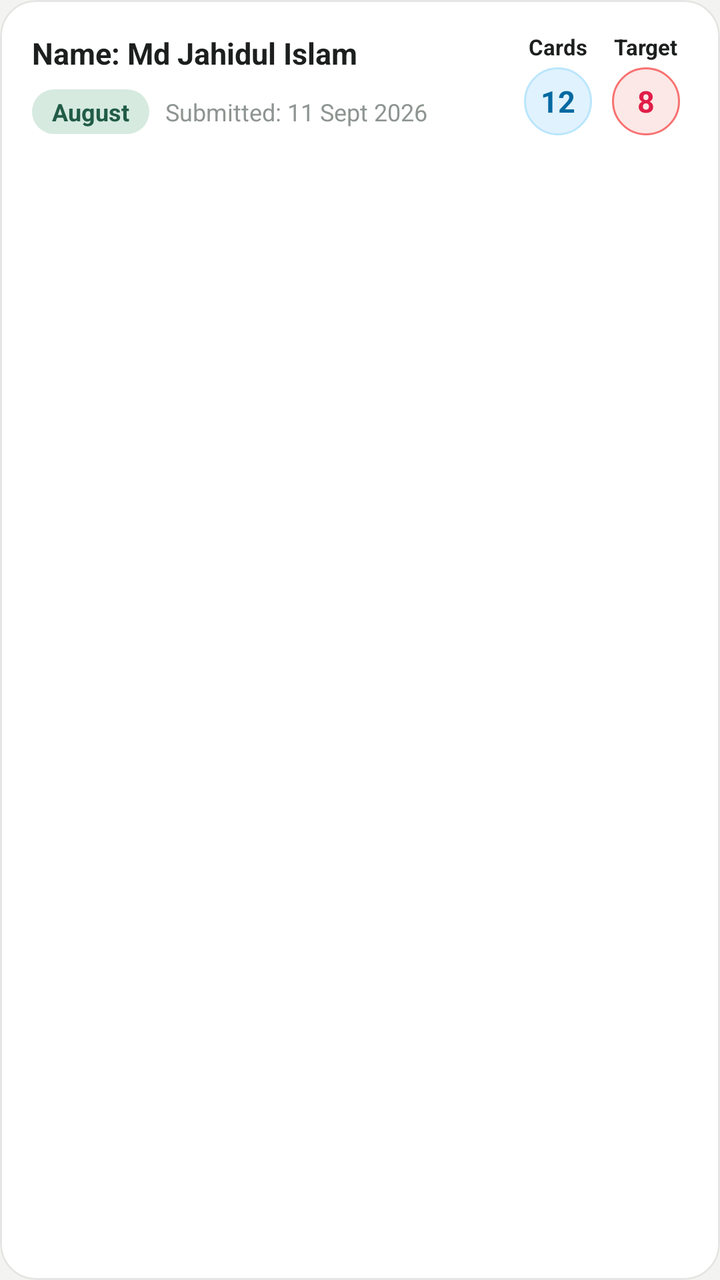
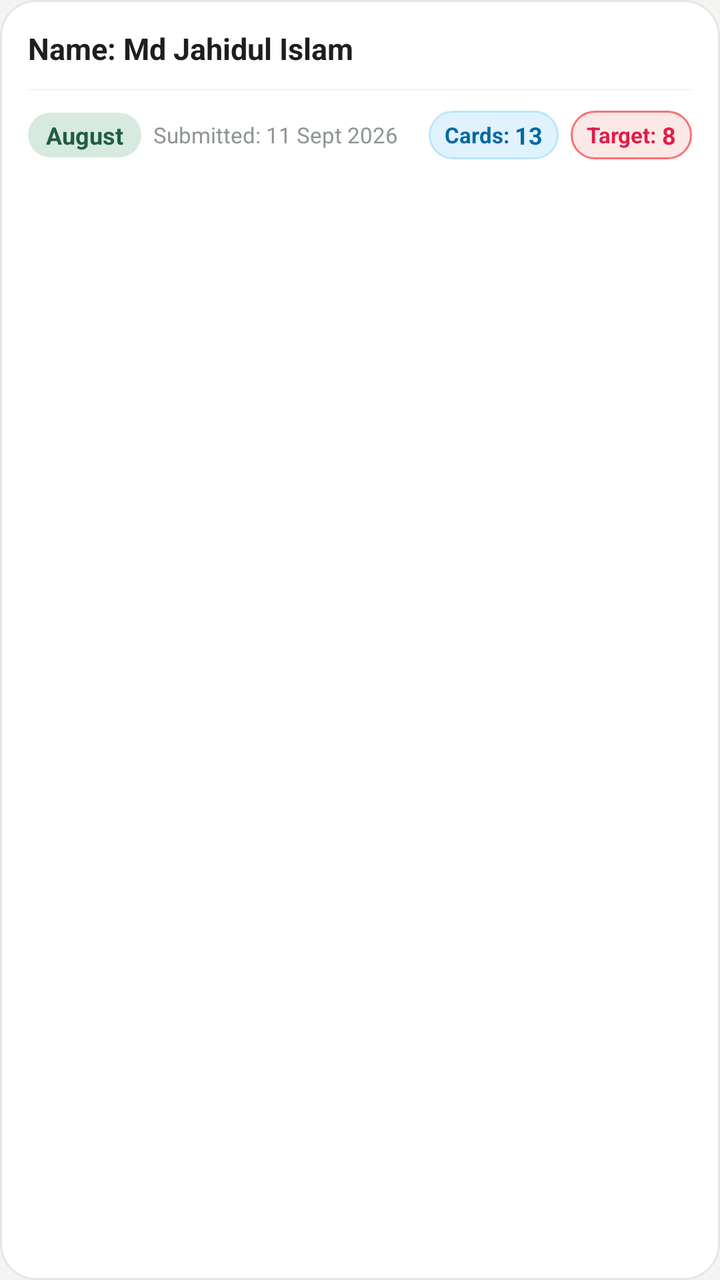

Compare the two renders of this Android layout. The source of the first and the diff that turns it into the second are given below.
<!-- AndroidManifest.xml: application theme Theme.PerformanceTracker -->
<!-- res/layout/item_report.xml -->
<?xml version="1.0" encoding="utf-8"?>
<com.google.android.material.card.MaterialCardView
     xmlns:android="http://schemas.android.com/apk/res/android"
     xmlns:app="http://schemas.android.com/apk/res-auto"
     android:layout_height="wrap_content"
     android:layout_width="match_parent"
     android:layout_marginVertical="6dp"
     android:clickable="true"
     android:layout_marginHorizontal="16dp"
     app:cardElevation="0dp"
     app:strokeColor="@color/card_stroke"
     app:strokeWidth="1dp"
     app:cardBackgroundColor="@color/surface_card"
     app:cardCornerRadius="18dp"
     android:focusable="true"
     android:foreground="?attr/selectableItemBackground">

    <LinearLayout
         android:layout_height="wrap_content"
         android:layout_width="match_parent"
         android:gravity="center_vertical"
         android:padding="16dp"
         android:orientation="horizontal">

        
        <LinearLayout
             android:layout_height="wrap_content"
             android:layout_width="0dp"
             android:orientation="vertical"
             android:layout_weight="1"
             android:layout_marginEnd="8dp">

            <TextView
                 android:layout_height="wrap_content"
                 android:layout_width="wrap_content"
                 android:textSize="15sp"
                 android:textColor="@color/text_primary"
                 android:id="@+id/tvUserName"
                 android:text="Name: Md Jahidul Islam"
                 android:textStyle="bold" />

            <LinearLayout
                 android:layout_height="wrap_content"
                 android:layout_width="match_parent"
                 android:gravity="center_vertical"
                 android:orientation="horizontal"
                 android:layout_marginTop="8dp">

                <TextView
                     android:layout_height="wrap_content"
                     android:layout_width="wrap_content"
                     android:background="@drawable/bg_badge_mint"
                     android:paddingVertical="3dp"
                     android:textSize="12sp"
                     android:textColor="@color/badge_mint_icon"
                     android:paddingHorizontal="10dp"
                     android:id="@+id/tvMonth"
                     android:text="August"
                     android:textStyle="bold" />

                <TextView
                     android:layout_height="wrap_content"
                     android:layout_width="wrap_content"
                     android:textSize="12sp"
                     android:textColor="@color/text_muted"
                     android:layout_marginStart="8dp"
                     android:id="@+id/tvDate"
                     android:text="Submitted: 11 Sept 2026" />

            </LinearLayout>

        </LinearLayout>

        
        <LinearLayout
             android:id="@+id/layoutCardsBadge"
             android:layout_height="wrap_content"
             android:layout_width="wrap_content"
             android:orientation="vertical"
             android:gravity="center_horizontal"
             android:layout_marginEnd="10dp">

            <TextView
                 android:layout_height="wrap_content"
                 android:layout_width="wrap_content"
                 android:textSize="11sp"
                 android:textColor="@color/text_primary"
                 android:text="Cards"
                 android:textStyle="bold" />

            <TextView
                 android:id="@+id/tvCardsCount"
                 android:layout_height="34dp"
                 android:layout_width="34dp"
                 android:layout_marginTop="3dp"
                 android:gravity="center"
                 android:background="@drawable/bg_circle_cards_badge"
                 android:textColor="#0369A1"
                 android:textSize="15sp"
                 android:textStyle="bold"
                 android:text="12" />

        </LinearLayout>

        
        <LinearLayout
             android:id="@+id/layoutTargetBadge"
             android:layout_height="wrap_content"
             android:layout_width="wrap_content"
             android:orientation="vertical"
             android:gravity="center_horizontal"
             android:layout_marginEnd="4dp">

            <TextView
                 android:layout_height="wrap_content"
                 android:layout_width="wrap_content"
                 android:textSize="11sp"
                 android:textColor="@color/text_primary"
                 android:text="Target"
                 android:textStyle="bold" />

            <TextView
                 android:id="@+id/tvTargetCount"
                 android:layout_height="34dp"
                 android:layout_width="34dp"
                 android:layout_marginTop="3dp"
                 android:gravity="center"
                 android:background="@drawable/bg_circle_target_badge"
                 android:textColor="#E11D48"
                 android:textSize="15sp"
                 android:textStyle="bold"
                 android:text="8" />

        </LinearLayout>

        
        <com.google.android.material.card.MaterialCardView
             android:id="@+id/btnEdit"
             android:layout_height="34dp"
             android:layout_width="34dp"
             app:cardElevation="0dp"
             app:cardBackgroundColor="@color/badge_green_bg"
             app:cardCornerRadius="17dp"
             android:layout_marginStart="4dp"
             android:clickable="true"
             android:focusable="true"
             android:visibility="gone">

            <ImageView
                 android:layout_height="16dp"
                 android:layout_width="16dp"
                 android:layout_gravity="center"
                 android:src="@android:drawable/ic_menu_edit"
                 app:tint="@color/badge_green_icon" />

        </com.google.android.material.card.MaterialCardView>

        
        <com.google.android.material.card.MaterialCardView
             android:id="@+id/btnDelete"
             android:layout_height="34dp"
             android:layout_width="34dp"
             app:cardElevation="0dp"
             app:cardBackgroundColor="@color/badge_red_bg"
             app:cardCornerRadius="17dp"
             android:layout_marginStart="6dp"
             android:clickable="true"
             android:focusable="true"
             android:visibility="gone">

            <ImageView
                 android:layout_height="16dp"
                 android:layout_width="16dp"
                 android:layout_gravity="center"
                 android:src="@android:drawable/ic_menu_delete"
                 app:tint="@color/badge_red_icon" />

        </com.google.android.material.card.MaterialCardView>

    </LinearLayout>

</com.google.android.material.card.MaterialCardView>
<!-- resources referenced by this layout -->
<resources>
  <color name="badge_green_bg">#DDEEE7</color>
  <color name="badge_green_icon">#1E5A44</color>
  <color name="badge_mint_icon">#215C47</color>
  <color name="badge_red_bg">#FDE8E8</color>
  <color name="badge_red_icon">#D32F2F</color>
  <color name="card_stroke">#E3E6E2</color>
  <color name="surface_card">#FFFFFF</color>
  <color name="text_muted">#8E9591</color>
  <color name="text_primary">#1C1F1D</color>
  <!-- drawable bg_badge_mint (drawable) -->
  <?xml version="1.0" encoding="utf-8"?>
  <shape xmlns:android="http://schemas.android.com/apk/res/android">
      <solid android:color="@color/badge_mint_bg" />
      <corners android:radius="12dp" />
  </shape>
  <!-- drawable bg_circle_cards_badge (drawable) -->
  <?xml version="1.0" encoding="utf-8"?>
  <shape xmlns:android="http://schemas.android.com/apk/res/android"
      android:shape="oval">
      <solid android:color="#E0F2FE" />
      <stroke android:width="1dp" android:color="#BAE6FD" />
  </shape>
  <!-- drawable bg_circle_target_badge (drawable) -->
  <?xml version="1.0" encoding="utf-8"?>
  <shape xmlns:android="http://schemas.android.com/apk/res/android"
      android:shape="oval">
      <solid android:color="#FCE8E6" />
      <stroke android:width="1dp" android:color="#F87171" />
  </shape>
  <style name="Theme.PerformanceTracker" parent="Theme.MaterialComponents.Light.NoActionBar">
          <item name="colorPrimary">@color/primary</item>
          <item name="colorPrimaryVariant">@color/primary_dark</item>
          <item name="colorOnPrimary">@color/white</item>
          <item name="android:statusBarColor">@color/background</item>
          <item name="android:windowLightStatusBar">true</item>
          <item name="android:windowBackground">@color/background</item>
          <item name="colorSecondary">@color/secondary</item>
          <item name="colorSurface">@color/surface</item>
          <item name="colorOnSurface">@color/text_primary</item>
          <item name="colorControlNormal">@color/input_stroke_unfocused</item>
          <item name="colorControlActivated">@color/primary</item>
          <item name="android:textColorHint">@color/text_secondary</item>
          <item name="textInputStyle">@style/CustomOutlinedBox</item>
      </style>
  <color name="badge_mint_bg">#D6EAE0</color>
  <color name="primary">#1E5A44</color>
  <color name="primary_dark">#154333</color>
  <color name="white">#FFFFFF</color>
  <color name="background">#F3F4F1</color>
  <color name="secondary">#256650</color>
  <color name="surface">#FFFFFF</color>
  <color name="input_stroke_unfocused">#B4BEB8</color>
  <color name="text_secondary">#6E7571</color>
  <style name="CustomOutlinedBox" parent="Widget.MaterialComponents.TextInputLayout.OutlinedBox">
          <item name="boxStrokeColor">@color/box_stroke_selector</item>
          <item name="boxStrokeWidth">1.5dp</item>
          <item name="boxStrokeWidthFocused">2dp</item>
          <item name="boxBackgroundColor">@color/input_background</item>
          <item name="hintTextColor">@color/primary</item>
          <item name="android:textColorHint">@color/text_secondary</item>
          <item name="boxCornerRadiusTopStart">12dp</item>
          <item name="boxCornerRadiusTopEnd">12dp</item>
          <item name="boxCornerRadiusBottomStart">12dp</item>
          <item name="boxCornerRadiusBottomEnd">12dp</item>
      </style>
  <color name="input_background">#F7FAF8</color>
</resources>

<!-- the commit's change to res/layout/item_report.xml (unified diff, before → after) -->
@@ -18,165 +18,202 @@
     <LinearLayout
          android:layout_height="wrap_content"
          android:layout_width="match_parent"
-         android:gravity="center_vertical"
-         android:padding="16dp"
-         android:orientation="horizontal">
+         android:padding="14dp"
+         android:orientation="vertical">
+
+        
+        <RelativeLayout
+             android:layout_width="match_parent"
+             android:layout_height="wrap_content">
+
+            <TextView
+                 android:id="@+id/tvUserName"
+                 android:layout_width="match_parent"
+                 android:layout_height="wrap_content"
+                 android:layout_toStartOf="@id/layoutActionButtons"
+                 android:layout_centerVertical="true"
+                 android:textSize="15sp"
+                 android:textColor="@color/text_primary"
+                 android:text="Name: Md Jahidul Islam"
+                 android:textStyle="bold"
+                 android:maxLines="1"
+                 android:ellipsize="end" />
+
+            <LinearLayout
+                 android:id="@+id/layoutActionButtons"
+                 android:layout_width="wrap_content"
+                 android:layout_height="wrap_content"
+                 android:layout_alignParentEnd="true"
+                 android:layout_centerVertical="true"
+                 android:orientation="horizontal">
+
+                
+                <com.google.android.material.card.MaterialCardView
+                     android:id="@+id/btnEdit"
+                     android:layout_height="32dp"
+                     android:layout_width="32dp"
+                     app:cardElevation="0dp"
+                     app:cardBackgroundColor="@color/badge_green_bg"
+                     app:cardCornerRadius="16dp"
+                     android:clickable="true"
+                     android:focusable="true"
+                     android:visibility="gone">
+
+                    <ImageView
+                         android:layout_height="16dp"
+                         android:layout_width="16dp"
+                         android:layout_gravity="center"
+                         android:src="@android:drawable/ic_menu_edit"
+                         app:tint="@color/badge_green_icon" />
+
+                </com.google.android.material.card.MaterialCardView>
+
+                
+                <com.google.android.material.card.MaterialCardView
+                     android:id="@+id/btnDelete"
+                     android:layout_height="32dp"
+                     android:layout_width="32dp"
+                     app:cardElevation="0dp"
+                     app:cardBackgroundColor="@color/badge_red_bg"
+                     app:cardCornerRadius="16dp"
+                     android:layout_marginStart="8dp"
+                     android:clickable="true"
+                     android:focusable="true"
+                     android:visibility="gone">
+
+                    <ImageView
+                         android:layout_height="16dp"
+                         android:layout_width="16dp"
+                         android:layout_gravity="center"
+                         android:src="@android:drawable/ic_menu_delete"
+                         app:tint="@color/badge_red_icon" />
+
+                </com.google.android.material.card.MaterialCardView>
+
+            </LinearLayout>
+
+        </RelativeLayout>
+
+        
+        <View
+             android:layout_width="match_parent"
+             android:layout_height="1dp"
+             android:background="#F1F5F9"
+             android:layout_marginVertical="10dp" />
 
         
         <LinearLayout
+             android:layout_width="match_parent"
              android:layout_height="wrap_content"
-             android:layout_width="0dp"
-             android:orientation="vertical"
-             android:layout_weight="1"
-             android:layout_marginEnd="8dp">
-
-            <TextView
-                 android:layout_height="wrap_content"
-                 android:layout_width="wrap_content"
-                 android:textSize="15sp"
-                 android:textColor="@color/text_primary"
-                 android:id="@+id/tvUserName"
-                 android:text="Name: Md Jahidul Islam"
-                 android:textStyle="bold" />
-
+             android:gravity="center_vertical"
+             android:orientation="horizontal">
+
+            
             <LinearLayout
-                 android:layout_height="wrap_content"
-                 android:layout_width="match_parent"
+                 android:layout_width="0dp"
+                 android:layout_height="wrap_content"
+                 android:layout_weight="1"
                  android:gravity="center_vertical"
                  android:orientation="horizontal"
-                 android:layout_marginTop="8dp">
+                 android:layout_marginEnd="6dp">
 
                 <TextView
+                     android:id="@+id/tvMonth"
                      android:layout_height="wrap_content"
                      android:layout_width="wrap_content"
                      android:background="@drawable/bg_badge_mint"
                      android:paddingVertical="3dp"
                      android:textSize="12sp"
                      android:textColor="@color/badge_mint_icon"
-                     android:paddingHorizontal="10dp"
-                     android:id="@+id/tvMonth"
+                     android:paddingHorizontal="9dp"
                      android:text="August"
                      android:textStyle="bold" />
 
                 <TextView
-                     android:layout_height="wrap_content"
-                     android:layout_width="wrap_content"
-                     android:textSize="12sp"
+                     android:id="@+id/tvDate"
+                     android:layout_height="wrap_content"
+                     android:layout_width="wrap_content"
+                     android:textSize="11sp"
                      android:textColor="@color/text_muted"
-                     android:layout_marginStart="8dp"
-                     android:id="@+id/tvDate"
+                     android:layout_marginStart="6dp"
+                     android:singleLine="true"
+                     android:ellipsize="end"
                      android:text="Submitted: 11 Sept 2026" />
 
             </LinearLayout>
 
+            
+            <LinearLayout
+                 android:layout_width="wrap_content"
+                 android:layout_height="wrap_content"
+                 android:gravity="center_vertical"
+                 android:orientation="horizontal">
+
+                
+                <LinearLayout
+                     android:id="@+id/layoutCardsBadge"
+                     android:layout_width="wrap_content"
+                     android:layout_height="wrap_content"
+                     android:background="@drawable/bg_pill_cards"
+                     android:paddingHorizontal="8dp"
+                     android:paddingVertical="4dp"
+                     android:gravity="center"
+                     android:orientation="horizontal"
+                     android:layout_marginEnd="6dp">
+
+                    <TextView
+                         android:layout_width="wrap_content"
+                         android:layout_height="wrap_content"
+                         android:textSize="11sp"
+                         android:textColor="#0369A1"
+                         android:text="Cards: "
+                         android:textStyle="bold" />
+
+                    <TextView
+                         android:id="@+id/tvCardsCount"
+                         android:layout_width="wrap_content"
+                         android:layout_height="wrap_content"
+                         android:textColor="#0369A1"
+                         android:textSize="12sp"
+                         android:textStyle="bold"
+                         android:text="13" />
+
+                </LinearLayout>
+
+                
+                <LinearLayout
+                     android:id="@+id/layoutTargetBadge"
+                     android:layout_width="wrap_content"
+                     android:layout_height="wrap_content"
+                     android:background="@drawable/bg_pill_target"
+                     android:paddingHorizontal="8dp"
+                     android:paddingVertical="4dp"
+                     android:gravity="center"
+                     android:orientation="horizontal">
+
+                    <TextView
+                         android:layout_width="wrap_content"
+                         android:layout_height="wrap_content"
+                         android:textSize="11sp"
+                         android:textColor="#E11D48"
+                         android:text="Target: "
+                         android:textStyle="bold" />
+
+                    <TextView
+                         android:id="@+id/tvTargetCount"
+                         android:layout_width="wrap_content"
+                         android:layout_height="wrap_content"
+                         android:textColor="#E11D48"
+                         android:textSize="12sp"
+                         android:textStyle="bold"
+                         android:text="8" />
+
+                </LinearLayout>
+
+            </LinearLayout>
+
         </LinearLayout>
 
-        
-        <LinearLayout
-             android:id="@+id/layoutCardsBadge"
-             android:layout_height="wrap_content"
-             android:layout_width="wrap_content"
-             android:orientation="vertical"
-             android:gravity="center_horizontal"
-             android:layout_marginEnd="10dp">
-
-            <TextView
-                 android:layout_height="wrap_content"
-                 android:layout_width="wrap_content"
-                 android:textSize="11sp"
-                 android:textColor="@color/text_primary"
-                 android:text="Cards"
-                 android:textStyle="bold" />
-
-            <TextView
-                 android:id="@+id/tvCardsCount"
-                 android:layout_height="34dp"
-                 android:layout_width="34dp"
-                 android:layout_marginTop="3dp"
-                 android:gravity="center"
-                 android:background="@drawable/bg_circle_cards_badge"
-                 android:textColor="#0369A1"
-                 android:textSize="15sp"
-                 android:textStyle="bold"
-                 android:text="12" />
-
-        </LinearLayout>
-
-        
-        <LinearLayout
-             android:id="@+id/layoutTargetBadge"
-             android:layout_height="wrap_content"
-             android:layout_width="wrap_content"
-             android:orientation="vertical"
-             android:gravity="center_horizontal"
-             android:layout_marginEnd="4dp">
-
-            <TextView
-                 android:layout_height="wrap_content"
-                 android:layout_width="wrap_content"
-                 android:textSize="11sp"
-                 android:textColor="@color/text_primary"
-                 android:text="Target"
-                 android:textStyle="bold" />
-
-            <TextView
-                 android:id="@+id/tvTargetCount"
-                 android:layout_height="34dp"
-                 android:layout_width="34dp"
-                 android:layout_marginTop="3dp"
-                 android:gravity="center"
-                 android:background="@drawable/bg_circle_target_badge"
-                 android:textColor="#E11D48"
-                 android:textSize="15sp"
-                 android:textStyle="bold"
-                 android:text="8" />
-
-        </LinearLayout>
-
-        
-        <com.google.android.material.card.MaterialCardView
-             android:id="@+id/btnEdit"
-             android:layout_height="34dp"
-             android:layout_width="34dp"
-             app:cardElevation="0dp"
-             app:cardBackgroundColor="@color/badge_green_bg"
-             app:cardCornerRadius="17dp"
-             android:layout_marginStart="4dp"
-             android:clickable="true"
-             android:focusable="true"
-             android:visibility="gone">
-
-            <ImageView
-                 android:layout_height="16dp"
-                 android:layout_width="16dp"
-                 android:layout_gravity="center"
-                 android:src="@android:drawable/ic_menu_edit"
-                 app:tint="@color/badge_green_icon" />
-
-        </com.google.android.material.card.MaterialCardView>
-
-        
-        <com.google.android.material.card.MaterialCardView
-             android:id="@+id/btnDelete"
-             android:layout_height="34dp"
-             android:layout_width="34dp"
-             app:cardElevation="0dp"
-             app:cardBackgroundColor="@color/badge_red_bg"
-             app:cardCornerRadius="17dp"
-             android:layout_marginStart="6dp"
-             android:clickable="true"
-             android:focusable="true"
-             android:visibility="gone">
-
-            <ImageView
-                 android:layout_height="16dp"
-                 android:layout_width="16dp"
-                 android:layout_gravity="center"
-                 android:src="@android:drawable/ic_menu_delete"
-                 app:tint="@color/badge_red_icon" />
-
-        </com.google.android.material.card.MaterialCardView>
-
     </LinearLayout>
 
 </com.google.android.material.card.MaterialCardView>
<!-- resource entries referenced after the edit -->
@@ -15,19 +15,21 @@
       <solid android:color="@color/badge_mint_bg" />
       <corners android:radius="12dp" />
   </shape>
-  <!-- drawable bg_circle_cards_badge (drawable) -->
+  <!-- drawable bg_pill_cards (drawable) -->
   <?xml version="1.0" encoding="utf-8"?>
   <shape xmlns:android="http://schemas.android.com/apk/res/android"
-      android:shape="oval">
+      android:shape="rectangle">
       <solid android:color="#E0F2FE" />
       <stroke android:width="1dp" android:color="#BAE6FD" />
+      <corners android:radius="12dp" />
   </shape>
-  <!-- drawable bg_circle_target_badge (drawable) -->
+  <!-- drawable bg_pill_target (drawable) -->
   <?xml version="1.0" encoding="utf-8"?>
   <shape xmlns:android="http://schemas.android.com/apk/res/android"
-      android:shape="oval">
+      android:shape="rectangle">
       <solid android:color="#FCE8E6" />
       <stroke android:width="1dp" android:color="#F87171" />
+      <corners android:radius="12dp" />
   </shape>
   <style name="Theme.PerformanceTracker" parent="Theme.MaterialComponents.Light.NoActionBar">
           <item name="colorPrimary">@color/primary</item>
